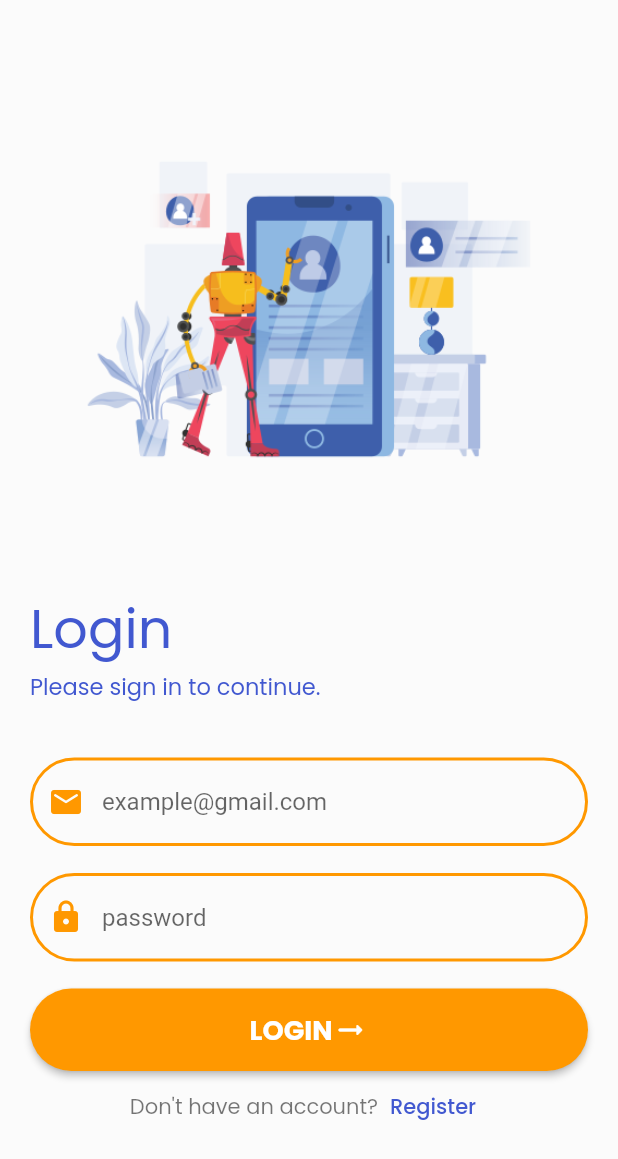
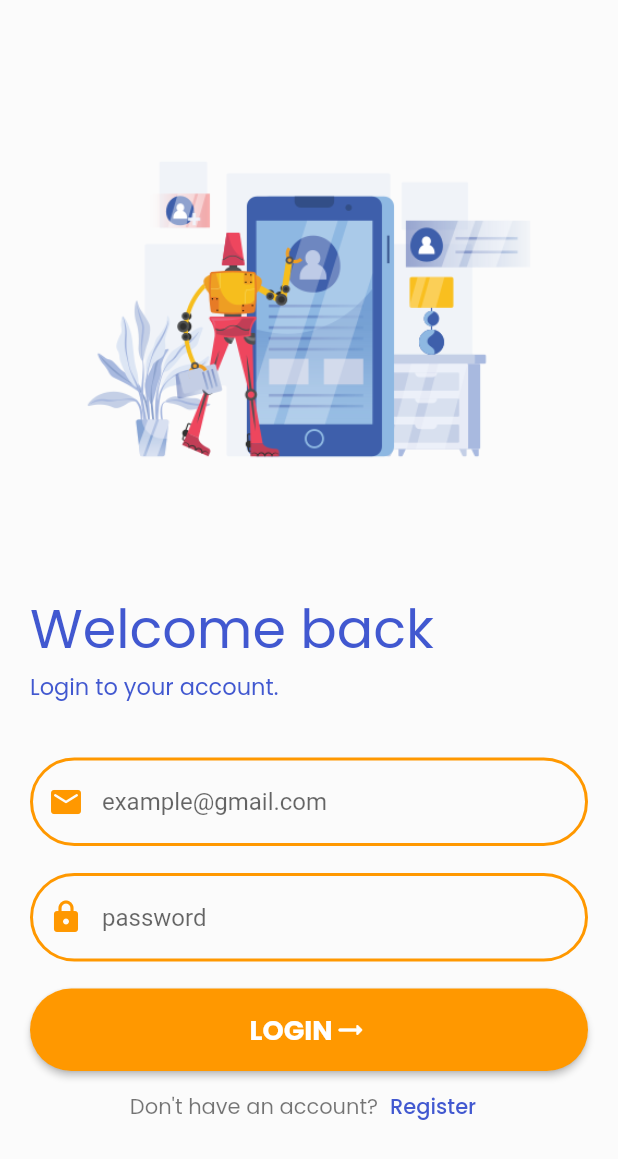
Before and after one commit to ninagebalska/what_to_do_app, a Flutter app: the LoginPage screen opened directly, on a phone screen of 412 x 824 dp. Shown: the top 1159 px of the screen. Run offline on Flutter 3.47's test engine with Material 2 defaults, Android fonts, the phone set to English and light mode, and no system bars; our stand-ins replace bloc, cloud_firestore, firebase_auth, firebase_core, flutter_bloc, google_fonts and 1 more; missing offline and left inert: firebase_ui_auth; accounts and stored records are empty; network calls fail.

Commit message:
Implement bloc logic to login page

```diff
--- a/lib/auth/login_page.dart
+++ b/lib/auth/login_page.dart
@@ -1,5 +1,11 @@
 import 'package:flutter/material.dart';
+import 'package:flutter_bloc/flutter_bloc.dart';
 import 'package:google_fonts/google_fonts.dart';
+import 'package:what_to_do_app/auth/cubit/auth_cubit.dart';
+import 'package:what_to_do_app/domain/repositories/auth_repository.dart';
+import 'package:what_to_do_app/enums.dart';
+
+import '../features/home/page/home_page.dart';
 
 class LoginPage extends StatelessWidget {
   LoginPage({super.key});
@@ -9,6 +15,24 @@ class LoginPage extends StatelessWidget {
 
   @override
   Widget build(BuildContext context) {
+    return BlocProvider(
+      create: (context) => AuthCubit(AuthRepository()),
+      child: BlocConsumer<AuthCubit, AuthState>(
+        listener: (context, state) {
+          final errorMessage = state.errorMessage;
+          if (state.status == Status.error) {
+            ScaffoldMessenger.of(context)
+                .showSnackBar(SnackBar(content: Text(errorMessage)));
+          }
+          if (state.status == Status.success) {
+            Navigator.of(context).push(
+              MaterialPageRoute(
+                builder: (_) => const HomePage(),
+              ),
+            );
+          }
+        },
+        builder: (context, state) {
           return Scaffold(
             backgroundColor: const Color(0xFFFBFBFB),
             body: Padding(
@@ -24,14 +48,16 @@ class LoginPage extends StatelessWidget {
                       crossAxisAlignment: CrossAxisAlignment.stretch,
                       children: [
                         Text(
-                    'Login',
+                          state.isCreatingAccount ? 'Register' : 'Welcome back',
                           style: GoogleFonts.poppins(
                             fontSize: 36,
                             color: const Color(0xFF4158D0),
                           ),
                         ),
                         Text(
-                    'Please sign in to continue.',
+                          state.isCreatingAccount
+                              ? 'Create your account.'
+                              : 'Login to your account.',
                           style: GoogleFonts.poppins(
                             fontSize: 15,
                             color: const Color(0xFF4158D0),
@@ -61,7 +87,18 @@ class LoginPage extends StatelessWidget {
                     ),
                     const SizedBox(height: 18),
                     ElevatedButton(
-                onPressed: () {},
+                      onPressed: () {
+                        //signing up
+                        if (state.isCreatingAccount) {
+                          context.read<AuthCubit>().register(
+                              email: emailController.text,
+                              password: passwordController.text);
+                        }
+                        //signing in
+                        context.read<AuthCubit>().signIn(
+                            email: emailController.text,
+                            password: passwordController.text);
+                      },
                       style: ElevatedButton.styleFrom(
                         minimumSize: const Size.fromHeight(55),
                         shape: RoundedRectangleBorder(
@@ -72,7 +109,7 @@ class LoginPage extends StatelessWidget {
                         mainAxisAlignment: MainAxisAlignment.center,
                         children: [
                           Text(
-                      'LOGIN',
+                            state.isCreatingAccount ? 'SIGN UP' : 'LOGIN',
                             style: GoogleFonts.poppins(
                               fontSize: 18,
                               color: Colors.white,
@@ -90,7 +127,9 @@ class LoginPage extends StatelessWidget {
                       mainAxisAlignment: MainAxisAlignment.center,
                       children: [
                         Text(
-                    'Don\'t have an account?',
+                          state.isCreatingAccount
+                              ? 'Already have an account?'
+                              : 'Don\'t have an account?',
                           style: GoogleFonts.poppins(color: Colors.black54),
                         ),
                         TextButton(
@@ -98,7 +137,7 @@ class LoginPage extends StatelessWidget {
                           style: TextButton.styleFrom(
                               foregroundColor: const Color(0xFF4158D0)),
                           child: Text(
-                      'Register',
+                            state.isCreatingAccount ? 'Sign in' : 'Register',
                             style: GoogleFonts.poppins(),
                           ),
                         )
@@ -107,6 +146,9 @@ class LoginPage extends StatelessWidget {
                   ],
                 ),
               ),
+            ),
+          );
+        },
       ),
     );
   }
--- a/lib/main.dart
+++ b/lib/main.dart
@@ -1,6 +1,4 @@
 import 'package:firebase_core/firebase_core.dart';
-import 'package:what_to_do_app/auth/auth_gate.dart';
-import 'package:what_to_do_app/auth/login_page.dart';
 import 'package:what_to_do_app/welcome_page.dart';
 
 import 'firebase_options.dart';
@@ -24,7 +22,7 @@ class MyApp extends StatelessWidget {
       theme: ThemeData(
         primarySwatch: Colors.orange,
       ),
-      home: LoginPage(),
+      home: const WelcomePage(),
       debugShowCheckedModeBanner: false,
     );
   }
--- a/lib/welcome_page.dart
+++ b/lib/welcome_page.dart
@@ -1,6 +1,6 @@
 import 'package:flutter/material.dart';
 import 'package:google_fonts/google_fonts.dart';
-import 'package:what_to_do_app/auth/auth_gate.dart';
+import 'package:what_to_do_app/auth/login_page.dart';
 
 class WelcomePage extends StatelessWidget {
   const WelcomePage({super.key});
@@ -37,7 +37,7 @@ class WelcomePage extends StatelessWidget {
                 onPressed: () {
                   Navigator.of(context).push(
                     MaterialPageRoute(
-                      builder: (_) => const AuthGate(),
+                      builder: (_) => LoginPage(),
                     ),
                   );
                 },
```
Lines whose indentation alone changed are shown as unchanged.
